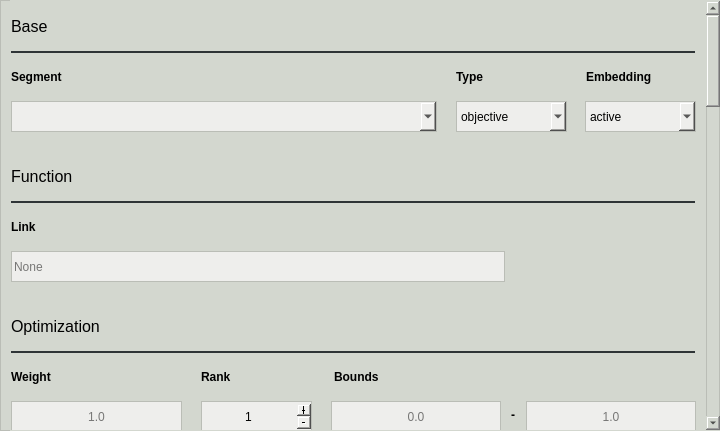
Qt form pyanno4rt/gui/designs/components/logistic_regression_tcp_window.ui (pyanno4rt/pyanno4rt) before a commit.
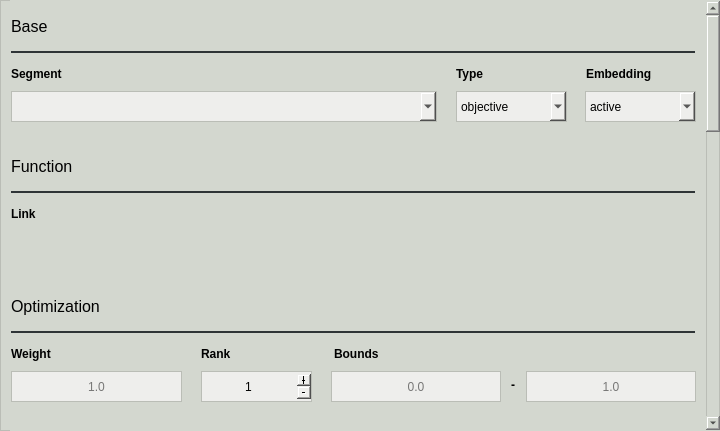
The same form after that commit. Icons and pictures are not drawn.

Commit message: Refined logistic regression (N)TCP windows, further adjusted data columns window, added parameter to component windows to indicate the edit mode, extended feature map creation in dataset generators

Diff of the .ui file:
```diff
--- a/pyanno4rt/gui/designs/components/logistic_regression_tcp_window.ui
+++ b/pyanno4rt/gui/designs/components/logistic_regression_tcp_window.ui
@@ -58,16 +58,16 @@
      <property name="geometry">
       <rect>
        <x>0</x>
-       <y>-1066</y>
+       <y>0</y>
        <width>690</width>
-       <height>1861</height>
+       <height>1469</height>
       </rect>
      </property>
      <widget class="QComboBox" name="embedding_cbox">
       <property name="geometry">
        <rect>
         <x>574</x>
-        <y>100</y>
+        <y>90</y>
         <width>111</width>
         <height>31</height>
        </rect>
@@ -101,7 +101,7 @@
         <x>0</x>
         <y>60</y>
         <width>431</width>
-        <height>31</height>
+        <height>25</height>
        </rect>
       </property>
       <property name="font">
@@ -123,7 +123,7 @@
         <x>575</x>
         <y>60</y>
         <width>109</width>
-        <height>31</height>
+        <height>25</height>
        </rect>
       </property>
       <property name="font">
@@ -164,7 +164,7 @@
       <property name="geometry">
        <rect>
         <x>445</x>
-        <y>100</y>
+        <y>90</y>
         <width>111</width>
         <height>31</height>
        </rect>
@@ -211,7 +211,7 @@
         <x>445</x>
         <y>60</y>
         <width>111</width>
-        <height>31</height>
+        <height>25</height>
        </rect>
       </property>
       <property name="font">
@@ -272,7 +272,7 @@
       <property name="geometry">
        <rect>
         <x>190</x>
-        <y>400</y>
+        <y>370</y>
         <width>111</width>
         <height>31</height>
        </rect>
@@ -324,32 +324,13 @@
        <string>Identifier</string>
       </property>
      </widget>
-     <widget class="QLineEdit" name="link_ledit">
-      <property name="geometry">
-       <rect>
-        <x>0</x>
-        <y>250</y>
-        <width>494</width>
-        <height>31</height>
-       </rect>
-      </property>
-      <property name="styleSheet">
-       <string notr="true">color: rgb(0, 0, 0);
-background-color: rgb(238, 238, 236);
-border: 1px solid;
-border-color: rgb(186, 189, 182);</string>
-      </property>
-      <property name="placeholderText">
-       <string>None</string>
-      </property>
-     </widget>
      <widget class="QLabel" name="link_label">
       <property name="geometry">
        <rect>
         <x>0</x>
-        <y>210</y>
+        <y>200</y>
         <width>494</width>
-        <height>31</height>
+        <height>25</height>
        </rect>
       </property>
       <property name="font">
@@ -369,7 +350,7 @@
       <property name="geometry">
        <rect>
         <x>0</x>
-        <y>160</y>
+        <y>150</y>
         <width>684</width>
         <height>31</height>
        </rect>
@@ -390,9 +371,9 @@
       <property name="geometry">
        <rect>
         <x>323</x>
-        <y>360</y>
+        <y>340</y>
         <width>364</width>
-        <height>31</height>
+        <height>25</height>
        </rect>
       </property>
       <property name="font">
@@ -433,9 +414,9 @@
       <property name="geometry">
        <rect>
         <x>0</x>
-        <y>360</y>
+        <y>340</y>
         <width>171</width>
-        <height>31</height>
+        <height>25</height>
        </rect>
       </property>
       <property name="font">
@@ -477,7 +458,7 @@
       <property name="geometry">
        <rect>
         <x>0</x>
-        <y>200</y>
+        <y>190</y>
         <width>684</width>
         <height>2</height>
        </rect>
@@ -490,7 +471,7 @@
       <property name="geometry">
        <rect>
         <x>494</x>
-        <y>405</y>
+        <y>375</y>
         <width>16</width>
         <height>17</height>
        </rect>
@@ -515,7 +496,7 @@
       <property name="geometry">
        <rect>
         <x>0</x>
-        <y>310</y>
+        <y>290</y>
         <width>684</width>
         <height>31</height>
        </rect>
@@ -536,9 +517,9 @@
       <property name="geometry">
        <rect>
         <x>190</x>
-        <y>360</y>
+        <y>340</y>
         <width>111</width>
-        <height>31</height>
+        <height>25</height>
        </rect>
       </property>
       <property name="font">
@@ -558,7 +539,7 @@
       <property name="geometry">
        <rect>
         <x>515</x>
-        <y>400</y>
+        <y>370</y>
         <width>170</width>
         <height>31</height>
        </rect>
@@ -580,7 +561,7 @@
       <property name="geometry">
        <rect>
         <x>0</x>
-        <y>400</y>
+        <y>370</y>
         <width>171</width>
         <height>31</height>
        </rect>
@@ -638,7 +619,7 @@
       <property name="geometry">
        <rect>
         <x>0</x>
-        <y>350</y>
+        <y>330</y>
         <width>684</width>
         <height>2</height>
        </rect>
@@ -651,7 +632,7 @@
       <property name="geometry">
        <rect>
         <x>320</x>
-        <y>400</y>
+        <y>370</y>
         <width>170</width>
         <height>31</height>
        </rect>
@@ -2089,7 +2070,7 @@
       <property name="geometry">
        <rect>
         <x>0</x>
-        <y>100</y>
+        <y>90</y>
         <width>426</width>
         <height>31</height>
        </rect>
@@ -2107,6 +2088,75 @@
        <number>-1</number>
       </property>
      </widget>
+     <widget class="QToolButton" name="data_columns_tbutton">
+      <property name="geometry">
+       <rect>
+        <x>10</x>
+        <y>670</y>
+        <width>51</width>
+        <height>51</height>
+       </rect>
+      </property>
+      <property name="cursor">
+       <cursorShape>PointingHandCursor</cursorShape>
+      </property>
+      <property name="toolTip">
+       <string>Open the data columns window</string>
+      </property>
+      <property name="styleSheet">
+       <string notr="true">background-color: rgb(0, 0, 0);
+border: 1px solid;
+border-color: rgb(46, 52, 54);
+color: rgb(238, 238, 236);</string>
+      </property>
+      <property name="icon">
+       <iconset resource="../../assets/resources.qrc">
+        <normaloff>:/special_icons/icons_special/data-spreadsheet-svgrepo-com.svg</normaloff>:/special_icons/icons_special/data-spreadsheet-svgrepo-com.svg</iconset>
+      </property>
+      <property name="iconSize">
+       <size>
+        <width>31</width>
+        <height>31</height>
+       </size>
+      </property>
+     </widget>
+     <widget class="QLabel" name="data_columns_label">
+      <property name="geometry">
+       <rect>
+        <x>0</x>
+        <y>720</y>
+        <width>71</width>
+        <height>21</height>
+       </rect>
+      </property>
+      <property name="font">
+       <font>
+        <pointsize>8</pointsize>
+       </font>
+      </property>
+      <property name="styleSheet">
+       <string notr="true">border: 0px solid;
+background: transparent;
+color: rgb(0, 0, 0);</string>
+      </property>
+      <property name="text">
+       <string>Data columns</string>
+      </property>
+      <property name="alignment">
+       <set>Qt::AlignCenter</set>
+      </property>
+     </widget>
+     <widget class="QWidget" name="horizontalLayoutWidget">
+      <property name="geometry">
+       <rect>
+        <x>0</x>
+        <y>229</y>
+        <width>431</width>
+        <height>31</height>
+       </rect>
+      </property>
+      <layout class="QHBoxLayout" name="checkableComboLayout"/>
+     </widget>
     </widget>
    </widget>
   </widget>
```
Left out of the diff: 636 changed lines with no effect on the pictures. The commit also changes 27 other files.
